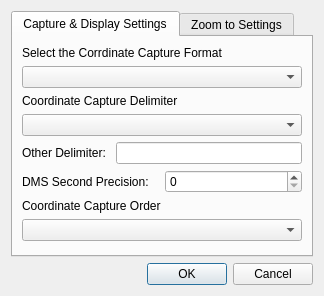
NationalSecurityAgency/qgis-latlontools-plugin, file ui/latLonSettings.ui: the form before one commit.
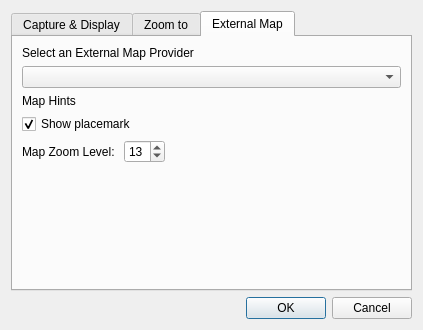
The form after the commit. The open tabs and pages were chosen to show the change.

Commit message: Added external map support and local help.

```diff
--- a/ui/latLonSettings.ui
+++ b/ui/latLonSettings.ui
@@ -6,8 +6,8 @@
    <rect>
     <x>0</x>
     <y>0</y>
-    <width>324</width>
-    <height>296</height>
+    <width>423</width>
+    <height>330</height>
    </rect>
   </property>
   <property name="windowTitle">
@@ -21,7 +21,7 @@
      </property>
      <widget class="QWidget" name="capture">
       <attribute name="title">
-       <string>Capture &amp;&amp; Display Settings</string>
+       <string>Capture &amp;&amp; Display</string>
       </attribute>
       <layout class="QVBoxLayout" name="verticalLayout_2">
        <item>
@@ -103,7 +103,7 @@
      </widget>
      <widget class="QWidget" name="zoomTo">
       <attribute name="title">
-       <string>Zoom to Settings</string>
+       <string>Zoom to</string>
       </attribute>
       <layout class="QVBoxLayout" name="verticalLayout_3">
        <item>
@@ -141,6 +141,93 @@
        </item>
       </layout>
      </widget>
+     <widget class="QWidget" name="externalMap">
+      <attribute name="title">
+       <string>External Map</string>
+      </attribute>
+      <layout class="QVBoxLayout" name="verticalLayout_4">
+       <item>
+        <widget class="QLabel" name="label_8">
+         <property name="text">
+          <string>Select an External Map Provider</string>
+         </property>
+        </widget>
+       </item>
+       <item>
+        <widget class="QComboBox" name="mapProviderComboBox"/>
+       </item>
+       <item>
+        <widget class="QLabel" name="label_9">
+         <property name="text">
+          <string>Map Hints</string>
+         </property>
+        </widget>
+       </item>
+       <item>
+        <widget class="QCheckBox" name="showPlacemarkCheckBox">
+         <property name="text">
+          <string>Show placemark</string>
+         </property>
+         <property name="checked">
+          <bool>true</bool>
+         </property>
+         <property name="tristate">
+          <bool>false</bool>
+         </property>
+        </widget>
+       </item>
+       <item>
+        <layout class="QGridLayout" name="gridLayout">
+         <item row="0" column="1">
+          <widget class="QSpinBox" name="zoomSpinBox">
+           <property name="minimum">
+            <number>1</number>
+           </property>
+           <property name="maximum">
+            <number>21</number>
+           </property>
+           <property name="value">
+            <number>13</number>
+           </property>
+          </widget>
+         </item>
+         <item row="0" column="0">
+          <widget class="QLabel" name="label_10">
+           <property name="text">
+            <string>Map Zoom Level: </string>
+           </property>
+          </widget>
+         </item>
+         <item row="0" column="2">
+          <spacer name="horizontalSpacer">
+           <property name="orientation">
+            <enum>Qt::Horizontal</enum>
+           </property>
+           <property name="sizeHint" stdset="0">
+            <size>
+             <width>40</width>
+             <height>20</height>
+            </size>
+           </property>
+          </spacer>
+         </item>
+        </layout>
+       </item>
+       <item>
+        <spacer name="verticalSpacer_3">
+         <property name="orientation">
+          <enum>Qt::Vertical</enum>
+         </property>
+         <property name="sizeHint" stdset="0">
+          <size>
+           <width>20</width>
+           <height>40</height>
+          </size>
+         </property>
+        </spacer>
+       </item>
+      </layout>
+     </widget>
     </widget>
    </item>
    <item>
```
The commit also changes 13 other files.
